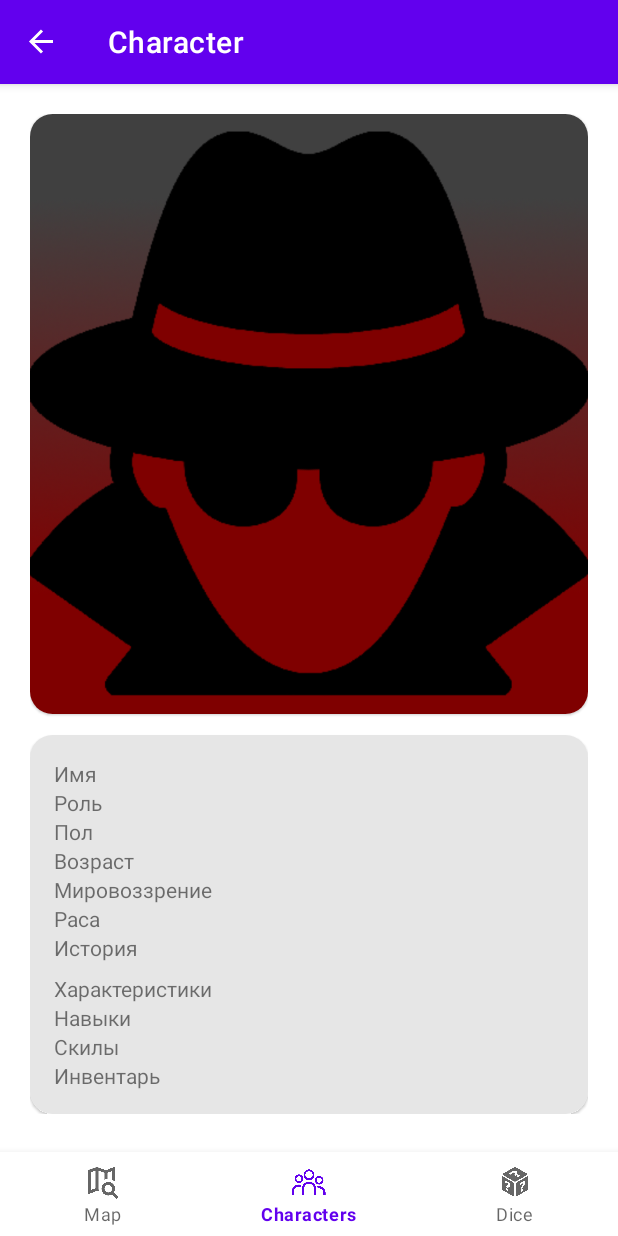
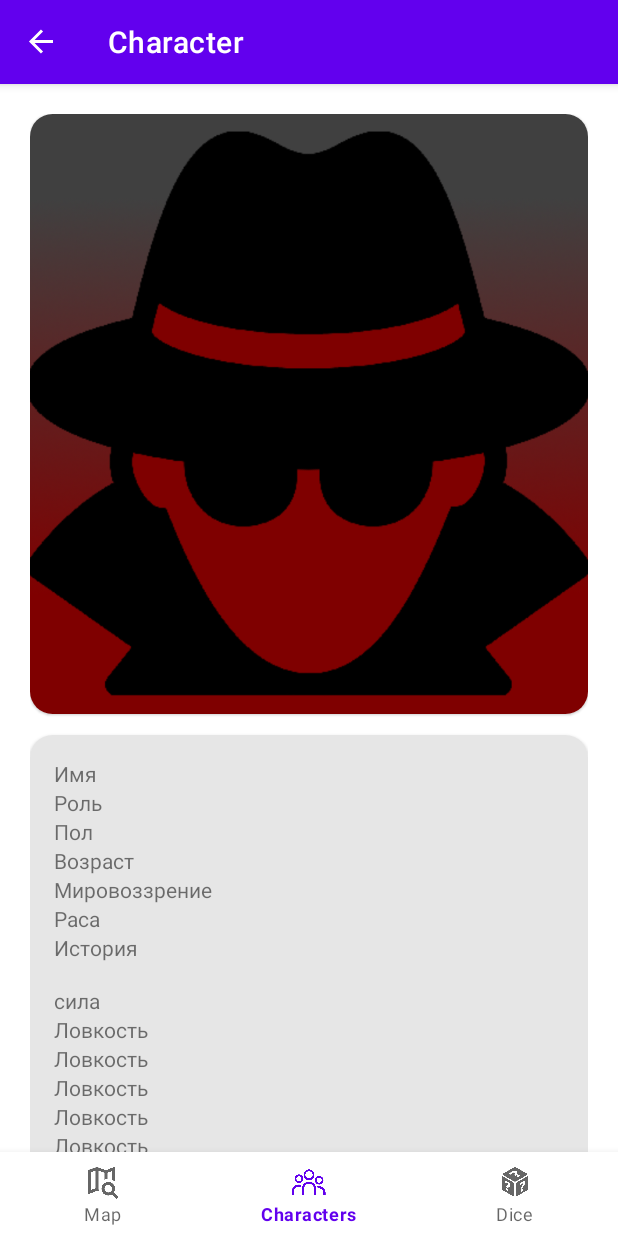
Before and after one commit to PryseOlg/Arklens, an Android app: the FullCharacterFragment screen opened through its navigation route, on a phone screen of 412 x 824 dp. Run offline under Robolectric (Android 15) with nearby library versions, the phone set to English and light mode, and no system bars; our stand-ins replace Room's generated code, navigation-ui.

Commit message:
Display characteristics

```diff
--- a/app/src/main/res/layout/full_character.xml
+++ b/app/src/main/res/layout/full_character.xml
@@ -116,6 +116,16 @@
                     </LinearLayout>
 
                     <LinearLayout
+                        android:id="@+id/info"
+                        android:layout_width="match_parent"
+                        android:layout_height="wrap_content"
+                        android:layout_marginTop="@dimen/text_block_margin"
+                        android:orientation="vertical"
+                        app:layout_constraintEnd_toEndOf="parent"
+                        app:layout_constraintStart_toStartOf="parent"
+                        app:layout_constraintTop_toBottomOf="@+id/personal_block">
+
+                    <LinearLayout
                         android:id="@+id/characteristic"
                         android:layout_width="match_parent"
                         android:layout_height="wrap_content"
@@ -126,16 +136,62 @@
                         app:layout_constraintTop_toBottomOf="@+id/personal_block">
 
                         <TextView
-                            android:id="@+id/characteristic_set"
+                            android:id="@+id/strength"
                             android:layout_width="wrap_content"
                             android:layout_height="wrap_content"
-                            android:text="@string/characteristic" />
+                            android:text="@string/strength" />
+
+                        <TextView
+                            android:id="@+id/dexterity"
+                            android:layout_width="wrap_content"
+                            android:layout_height="wrap_content"
+                            android:text="@string/dexterity" />
+
+                        <TextView
+                            android:id="@+id/constitution"
+                            android:layout_width="wrap_content"
+                            android:layout_height="wrap_content"
+                            android:text="@string/dexterity" />
+
+                        <TextView
+                            android:id="@+id/intelligence"
+                            android:layout_width="wrap_content"
+                            android:layout_height="wrap_content"
+                            android:text="@string/dexterity" />
+
+                        <TextView
+                            android:id="@+id/wisdom"
+                            android:layout_width="wrap_content"
+                            android:layout_height="wrap_content"
+                            android:text="@string/dexterity" />
+
+                        <TextView
+                            android:id="@+id/charisma"
+                            android:layout_width="wrap_content"
+                            android:layout_height="wrap_content"
+                            android:text="@string/dexterity" />
+                    </LinearLayout>
+
+                    <LinearLayout
+                        android:id="@+id/stats"
+                        android:layout_width="match_parent"
+                        android:layout_height="wrap_content"
+                        android:layout_marginTop="@dimen/text_block_margin"
+                        android:orientation="vertical"
+                        app:layout_constraintEnd_toEndOf="parent"
+                        app:layout_constraintStart_toStartOf="parent"
+                        app:layout_constraintTop_toBottomOf="@+id/personal_block">
 
                         <TextView
                             android:id="@+id/stat_set"
                             android:layout_width="wrap_content"
                             android:layout_height="wrap_content"
                             android:text="@string/stats" />
+
+                    </LinearLayout>
+
+
+
 
                         <TextView
                             android:id="@+id/skill_set"
--- a/app/src/main/res/values/strings.xml
+++ b/app/src/main/res/values/strings.xml
@@ -21,4 +21,6 @@
     <string name="stats">Навыки</string>
     <string name="skills">Скилы</string>
     <string name="inventory">Инвентарь</string>
+    <string name="strength">сила</string>
+    <string name="dexterity">Ловкость</string>
 </resources>
```
Also changed, not shown: app/src/main/java/com/example/arklens/models/Character.kt (+4 -3 lines), app/src/main/java/com/example/arklens/ui/full_character/FullCharacterFragment.kt (+23 -4 lines).
